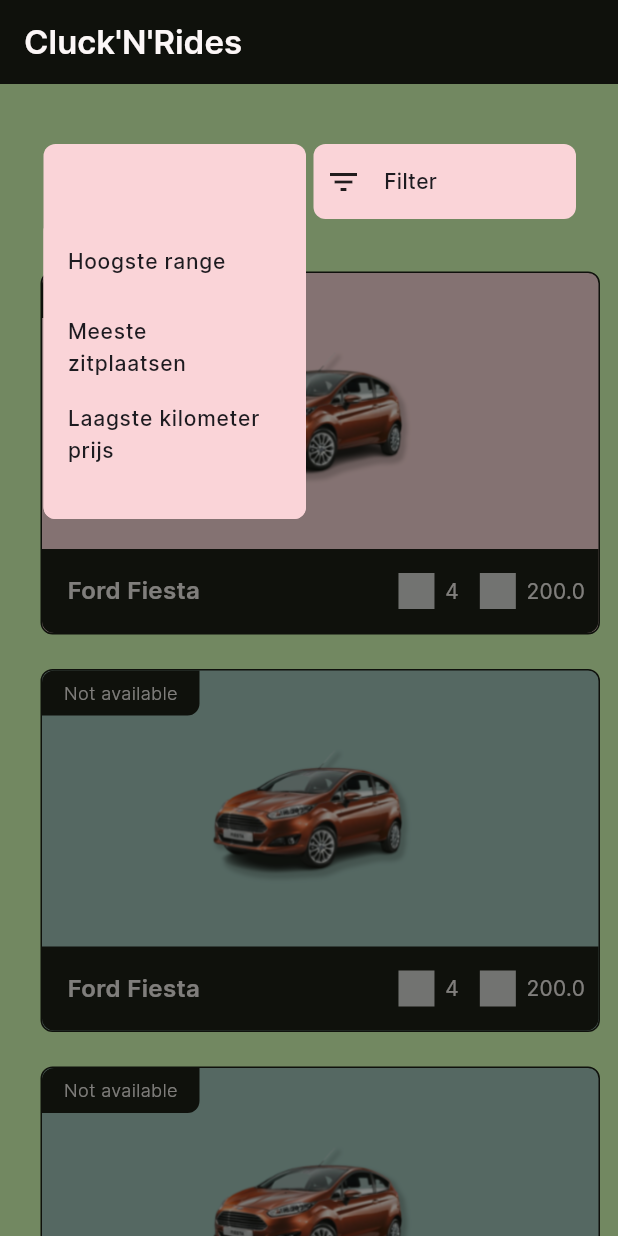
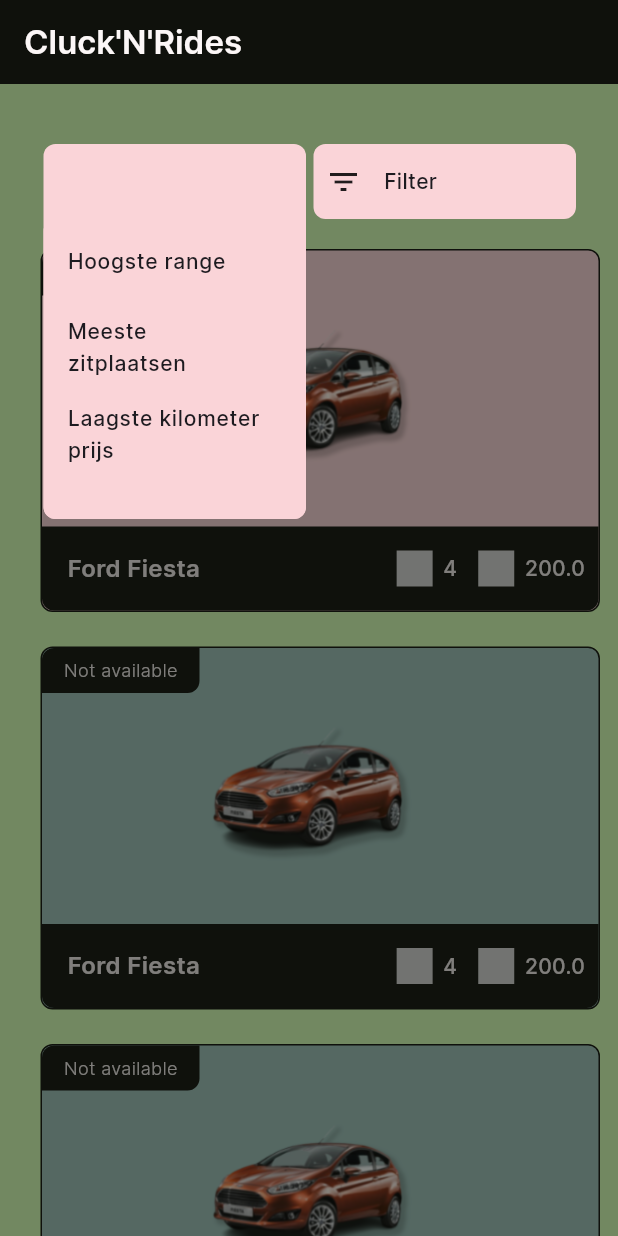
Before and after one commit to BastiaanMeijer2002/MAD, a Flutter app: the screen it shows after launch, after a tap on "Sort", on a phone screen of 412 x 824 dp. Run offline on Flutter 3.47's test engine with Material 3 defaults, Android fonts, the phone set to English and light mode, and no system bars; our stand-ins replace flutter_svg; project files that could hold a hidden picture were left out.

```diff
--- a/clucknrides/lib/screens/home_screen/list_item/main.dart
+++ b/clucknrides/lib/screens/home_screen/list_item/main.dart
@@ -101,7 +101,7 @@ class ListItem extends StatelessWidget {
                             '$capacity',
                             style: const TextStyle(
                                 fontSize: 14,
-                                fontWeight: FontWeight.w400,
+                                fontWeight: FontWeight.w500,
                                 color: Color(0xFFF1ECEC)
                             ),
                           ),
@@ -121,7 +121,7 @@ class ListItem extends StatelessWidget {
                                   '$range',
                                   style: const TextStyle(
                                       fontSize: 14,
-                                      fontWeight: FontWeight.w400,
+                                      fontWeight: FontWeight.w500,
                                       color: Color(0xFFF1ECEC)
                                   ),
                                 ),
--- a/clucknrides/lib/screens/home_screen/main.dart
+++ b/clucknrides/lib/screens/home_screen/main.dart
@@ -19,6 +19,9 @@ class _HomeScreenState extends State<HomeScreen> {
     Car(name: "Ford Fiesta", capacity: 4, range: 200, isAvailable: true, img: 'fiesta.png'),
     Car(name: "Ford Fiesta", capacity: 4, range: 200, isAvailable: false, img: 'fiesta.png'),
     Car(name: "Ford Fresta", capacity: 4, range: 200, isAvailable: false, img: 'fiesta.png'),
+    Car(name: "Ford Fresta", capacity: 4, range: 200, isAvailable: true, img: 'fiesta.png'),
+    Car(name: "Ford Fresta", capacity: 4, range: 200, isAvailable: false, img: 'fiesta.png'),
+    Car(name: "Ford Fresta", capacity: 4, range: 200, isAvailable: true, img: 'fiesta.png'),
   ];
 
   @override
@@ -35,15 +38,16 @@ class _HomeScreenState extends State<HomeScreen> {
           ),
         ),
       ),
-      body: Stack(
+      body:
+      Stack(
         children: [
-          Positioned(
-            top: 125,
-            left: 0,
-            right: 0,
-            child: SizedBox(
-              height: MediaQuery.of(context).size.height,
+          Positioned.fill(
+            top: 110,
+            child: Container(
               child: ListView.builder(
+                shrinkWrap: true,
+                physics: const ClampingScrollPhysics(),
+
                 itemCount: cars.length,
                 itemBuilder: (context, index) {
                   return ListItem(
@@ -57,12 +61,15 @@ class _HomeScreenState extends State<HomeScreen> {
               ),
             ),
           ),
+          if (isFilterSelected || isSortSelected)
             AnimatedOpacity(
               duration: const Duration(milliseconds: 300),
               opacity: isFilterSelected || isSortSelected ? 0.5 : 0.0,
-            child: const ModalBarrier(
+              child: const Positioned.fill(
+                child: ModalBarrier(
                   color: Color(0xFF0F110C),
                   dismissible: false,
+                ),
               ),
             ),
           Positioned(
@@ -88,7 +95,8 @@ class _HomeScreenState extends State<HomeScreen> {
             ),
           ),
         ],
-      ),
+      )
+
     );
   }
 }
```
Lines whose indentation alone changed are shown as unchanged.
